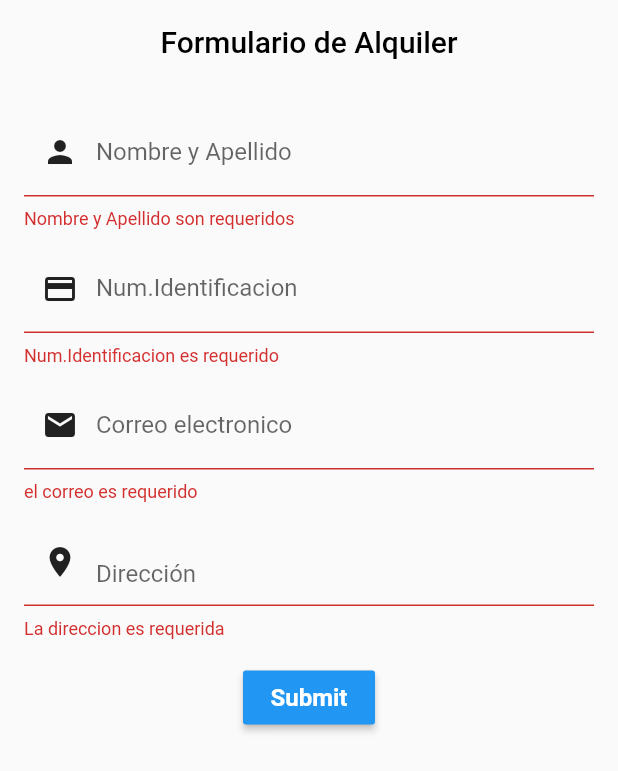
After one commit to davidsierra123/movil, a Flutter app: the Formulario screen opened directly, after a tap on "Submit", on a phone screen of 412 x 824 dp. The commit adds this screen. Shown: the top 771 px of the screen. Run offline on Flutter 3.47's test engine with Material 2 defaults, Android fonts, the phone set to English and light mode, and no system bars; our stand-ins replace carousel_slider, nb_utils.

Commit message:
se implemento la vista de formulario

```diff
--- a/sillascta/lib/view/alquiler.dart
+++ b/sillascta/lib/view/alquiler.dart
@@ -1,4 +1,5 @@
 import 'package:flutter/material.dart';
+import 'package:sillascta/view/formulario.dart';
 
 class MenuItem {
   final String title;
@@ -73,7 +74,8 @@ class MenuItemWidget extends StatelessWidget {
       mainAxisAlignment: MainAxisAlignment.center,
       children: [
         ClipRRect(
-          borderRadius: BorderRadius.circular(20), // Ajusta el radio de borde como prefieras
+          borderRadius: BorderRadius.circular(
+              20), // Ajusta el radio de borde como prefieras
           child: Image.asset(
             item.imageUrl,
             height: 150,
@@ -83,12 +85,19 @@ class MenuItemWidget extends StatelessWidget {
         ),
         const SizedBox(height: 5), // Espacio entre imagen y título
         Text(item.title),
-        const SizedBox(height: 5), // Espacio entre título y botón
+        const SizedBox(height: 5),
+         // Espacio entre título y botón
         ElevatedButton(
           onPressed: () {
-            // Acción al presionar el botón
+            Navigator.push(
+              context,
+              MaterialPageRoute(
+                builder: (context) =>
+                    const Formulario(), // Cambia 'Formulario' por el nombre de tu archivo.dart
+              ),
+            );
           },
-          child: const Text('Alquilar!'),
+          child: const Text('¡Alquilar!'),
         ),
         const SizedBox(height: 20), // Espacio entre elementos
       ],
--- a/sillascta/lib/view/carrusel.dart
+++ b/sillascta/lib/view/carrusel.dart
@@ -18,8 +18,8 @@ class _HorizontalCarouselState extends State<HorizontalCarousel> {
 
   final List<String> titles = [
     'Tapiceria y mantenimiento',
-    'Alquilar',
-    'Comprar',
+    'Alquiler',
+    'Compras',
   ];
 
   final List<String> descriptions = [
--- /dev/null
+++ b/sillascta/lib/view/formulario.dart
@@ -0,0 +1,305 @@
+import 'package:flutter/material.dart';
+import 'package:nb_utils/nb_utils.dart';
+import 'package:sillascta/view/alquiler.dart'; // Importa el paquete carousel_slider
+
+void main() {
+  runApp(const MyApp());
+}
+
+class MyApp extends StatelessWidget {
+  const MyApp({super.key});
+
+  @override
+  Widget build(BuildContext context) {
+    return MaterialApp(
+      title: '',
+      theme: ThemeData(
+        primarySwatch: Colors.blue,
+      ),
+      home: const Formulario(),
+    );
+  }
+}
+
+class Formulario extends StatefulWidget {
+  static String tag = '/DemoMWTextFormFieldScreen';
+
+  const Formulario({super.key});
+
+  @override
+  DemoMWTextFormFieldScreenState createState() =>
+      DemoMWTextFormFieldScreenState();
+}
+
+class DemoMWTextFormFieldScreenState extends State<Formulario> {
+  var formKey = GlobalKey<FormState>();
+  var autoValidate = false;
+
+  bool validateNumbersAndDots(String input) {
+    final regex = RegExp(r'^[0-9.]+$');
+    return regex.hasMatch(input);
+  }
+
+  var usernameCont = TextEditingController();
+  var emailCont = TextEditingController();
+  var phoneCont = TextEditingController();
+  var addressCont = TextEditingController();
+  // ignore: non_constant_identifier_names
+  var CedulaCont = TextEditingController();
+
+  var usernameFocus = FocusNode();
+  var emailFocus = FocusNode();
+  var phoneFocus = FocusNode();
+  var addressFocus = FocusNode();
+  // ignore: non_constant_identifier_names
+  var CedulaFocus = FocusNode();
+
+  @override
+  void initState() {
+    super.initState();
+    init();
+  }
+
+  init() async {}
+
+  @override
+  void setState(fn) {
+    if (mounted) super.setState(fn);
+  }
+
+  @override
+  Widget build(BuildContext context) {
+    return SafeArea(
+        child: Scaffold(
+      appBar: AppBar(
+        title: const Text('Formulario de Alquiler',
+            style: TextStyle(color: black)),
+        centerTitle: true,
+        backgroundColor: Colors
+            .transparent, // Cambia el color del AppBar según tus necesidades
+        elevation: 0, // Remueve la sombra del AppBar
+      ),
+      body: Container(
+        padding: const EdgeInsets.all(16),
+        color: Colors
+            .transparent, // Cambia el color del Container según tus necesidades
+        child: SingleChildScrollView(
+          child: SingleChildScrollView(
+            child: Form(
+              key: formKey,
+              autovalidateMode: AutovalidateMode.always,
+              child: Column(
+                children: [
+                  TextFormField(
+                    controller: usernameCont,
+                    focusNode: usernameFocus,
+                    style: const TextStyle(fontSize: 16),
+                    decoration: InputDecoration(
+                      prefixIcon: Icon(
+                        Icons.person,
+                        color: appStore.iconColor,
+                      ),
+                      focusedBorder: OutlineInputBorder(
+                        borderRadius: BorderRadius.circular(25.0),
+                        borderSide: BorderSide(color: appStore.iconColor!),
+                      ),
+                      enabledBorder: OutlineInputBorder(
+                        borderRadius: BorderRadius.circular(25.0),
+                        borderSide:
+                            BorderSide(width: 1, color: appStore.iconColor!),
+                      ),
+                      labelText: 'Nombre y Apellido',
+                      labelStyle: const TextStyle(fontSize: 16),
+                    ),
+                    cursorColor: Colors.black,
+                    keyboardType: TextInputType.name,
+                    validator: (s) {
+                      if (s!.trim().isEmpty) {
+                        return 'Nombre y Apellido son requeridos';
+                      }
+                      if (!s.trim().isAlpha()) {
+                        return 'Nombre o Apellido no es valido';
+                      }
+                      return null;
+                    },
+                  ),
+                  // ESTE ES EL DISEÑO Y INPUT DE EL IMAIL
+                  const SizedBox(
+                    height: 10,
+                  ),
+                  TextFormField(
+                    controller: CedulaCont,
+                    style: const TextStyle(fontSize: 16),
+                    focusNode: CedulaFocus,
+                    decoration: InputDecoration(
+                      prefixIcon: Icon(
+                        Icons.credit_card,
+                        color: appStore.iconColor,
+                      ),
+                      focusedBorder: OutlineInputBorder(
+                        borderRadius: BorderRadius.circular(25.0),
+                        borderSide: BorderSide(color: appStore.iconColor!),
+                      ),
+                      enabledBorder: OutlineInputBorder(
+                        borderRadius: BorderRadius.circular(25.0),
+                        borderSide:
+                            BorderSide(width: 1, color: appStore.iconColor!),
+                      ),
+                      labelText: 'Num.Identificacion',
+                      labelStyle: const TextStyle(fontSize: 16),
+                    ),
+                    cursorColor: Colors.black,
+                    keyboardType: TextInputType.emailAddress,
+                    validator: (s) {
+                      if (s!.trim().isEmpty) {
+                        return 'Num.Identificacion es requerido';
+                      }
+                      if (!validateNumbersAndDots(s)) {
+                        return 'Su Num.Identificacion no es valido';
+                      }
+                      return null;
+                    },
+                  ),
+                  const SizedBox(
+                    height: 10,
+                  ),
+                  TextFormField(
+                    controller: emailCont,
+                    style: const TextStyle(fontSize: 16),
+                    focusNode: emailFocus,
+                    decoration: InputDecoration(
+                      prefixIcon: Icon(
+                        Icons.email,
+                        color: appStore.iconColor,
+                      ),
+                      focusedBorder: OutlineInputBorder(
+                        borderRadius: BorderRadius.circular(25.0),
+                        borderSide: BorderSide(color: appStore.iconColor!),
+                      ),
+                      enabledBorder: OutlineInputBorder(
+                        borderRadius: BorderRadius.circular(25.0),
+                        borderSide:
+                            BorderSide(width: 1, color: appStore.iconColor!),
+                      ),
+                      labelText: 'Correo electronico',
+                      labelStyle: const TextStyle(fontSize: 16),
+                    ),
+                    cursorColor: Colors.black,
+                    keyboardType: TextInputType.emailAddress,
+                    validator: (s) {
+                      if (s!.trim().isEmpty) return 'el correo es requerido';
+                      if (!s.trim().validateEmail()) {
+                        return 'Su correo no es valido';
+                      }
+                      return null;
+                    },
+                  ),
+                  const SizedBox(
+                    height: 10,
+                  ),
+                  TextFormField(
+                    controller: addressCont,
+                    focusNode: addressFocus,
+                    style: const TextStyle(fontSize: 16),
+                    decoration: InputDecoration(
+                      prefixIcon: Icon(
+                        Icons.location_on,
+                        color: appStore.iconColor,
+                      ),
+                      focusedBorder: OutlineInputBorder(
+                        borderRadius: BorderRadius.circular(25.0),
+                        borderSide: BorderSide(color: appStore.iconColor!),
+                      ),
+                      enabledBorder: OutlineInputBorder(
+                        borderRadius: BorderRadius.circular(25.0),
+                        borderSide:
+                            BorderSide(width: 1, color: appStore.iconColor!),
+                      ),
+                      labelText: 'Dirección',
+                      labelStyle: const TextStyle(fontSize: 16),
+                      alignLabelWithHint: true,
+                    ),
+                    maxLines: 1,
+                    cursorColor: Colors.black,
+                    keyboardType: TextInputType.multiline,
+                    validator: (s) {
+                      if (s!.trim().isEmpty) return 'La direccion es requerida';
+                      return null;
+                    },
+                  ),
+                  Theme(
+                    data: ThemeData.light(),
+                    child: MaterialButton(
+                      color: Colors.blue,
+                      onPressed: () {
+                        if (formKey.currentState!.validate()) {
+                          formKey.currentState!.save();
+                           showDialog(
+                            context: context,
+                            builder: (context) {
+                              return AlertDialog(
+                                title: const Text('Datos registrados'),
+                                content: const Text('Sus datos han sido registrados correctamente.'),
+                                actions: [
+                                  TextButton(
+                                    onPressed: () {
+                                      Navigator.of(context).pop(); // Cerrar el AlertDialog
+                                      Navigator.push(
+                                        context,
+                                        MaterialPageRoute(builder: (context) => const Alquiler()), // Cambia 'OtraPantalla' por el nombre de tu archivo.dart
+                                      );
+                                    },
+                                    child: const Text('OK'),
+                                  ),
+                                ],
+                              );
+                            },
+                          );
+                        } else {
+                          autoValidate = true;
+                        }
+
+                        setState(() {});
+                      },
+                      child: Text('Submit', style: boldTextStyle(color: white)),
+                    ),
+                  ).paddingTop(15)
+                ],
+              ),
+            ),
+          ),
+        ),
+      ),
+    ));
+  }
+}
+
+AppStore appStore = AppStore();
+
+class AppStore {
+  Color? textPrimaryColor;
+  Color? iconColorPrimaryDark;
+  Color? scaffoldBackground;
+  Color? backgroundColor;
+  Color? backgroundSecondaryColor;
+  Color? appColorPrimaryLightColor;
+  Color? textSecondaryColor;
+  Color? appBarColor;
+  Color? iconColor;
+  Color? iconSecondaryColor;
+  Color? cardColor;
+
+  AppStore() {
+    textPrimaryColor = const Color(0xFF212121);
+    iconColorPrimaryDark = const Color(0xFF212121);
+    scaffoldBackground = const Color(0xFFEBF2F7);
+    backgroundColor = Colors.black;
+    backgroundSecondaryColor = const Color(0xFF131d25);
+    appColorPrimaryLightColor = const Color(0xFFF9FAFF);
+    textSecondaryColor = const Color(0xFF5A5C5E);
+    appBarColor = Colors.white;
+    iconColor = const Color(0xFF212121);
+    iconSecondaryColor = const Color(0xFFA8ABAD);
+    cardColor = const Color(0xFF191D36);
+  }
+}
--- a/sillascta/lib/view/tapiceria.dart
+++ b/sillascta/lib/view/tapiceria.dart
@@ -28,7 +28,6 @@ class _TapiceriaState extends State<Tapiceria> {
       title: '',
       imageUrl: 'assets/images/sillavi.png',
     ),
-    // Agrega más elementos aquí
   ];
 
   @override
--- a/sillascta/pubspec.yaml
+++ b/sillascta/pubspec.yaml
@@ -35,6 +35,7 @@ dependencies:
   # The following adds the Cupertino Icons font to your application.
   # Use with the CupertinoIcons class for iOS style icons.
   cupertino_icons: ^1.0.2
+  nb_utils: ^6.0.2
 
 dev_dependencies:
   flutter_test:
```
Also changed, not shown: sillascta/lib/main.dart (+3 -4 lines), sillascta/pubspec.lock, 7 other files.
